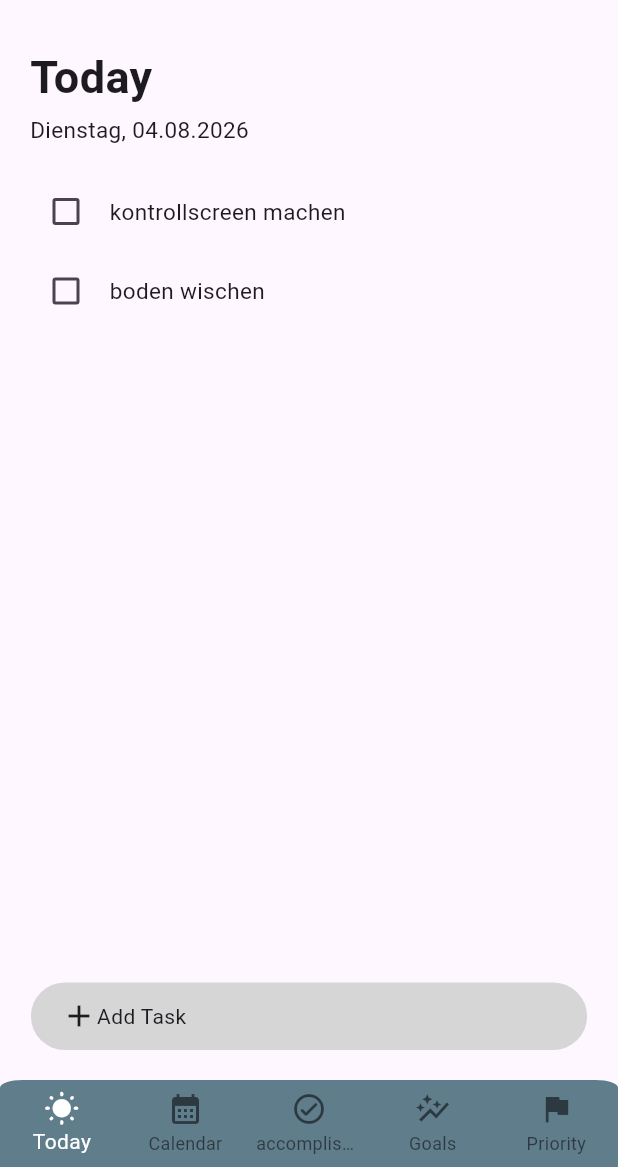
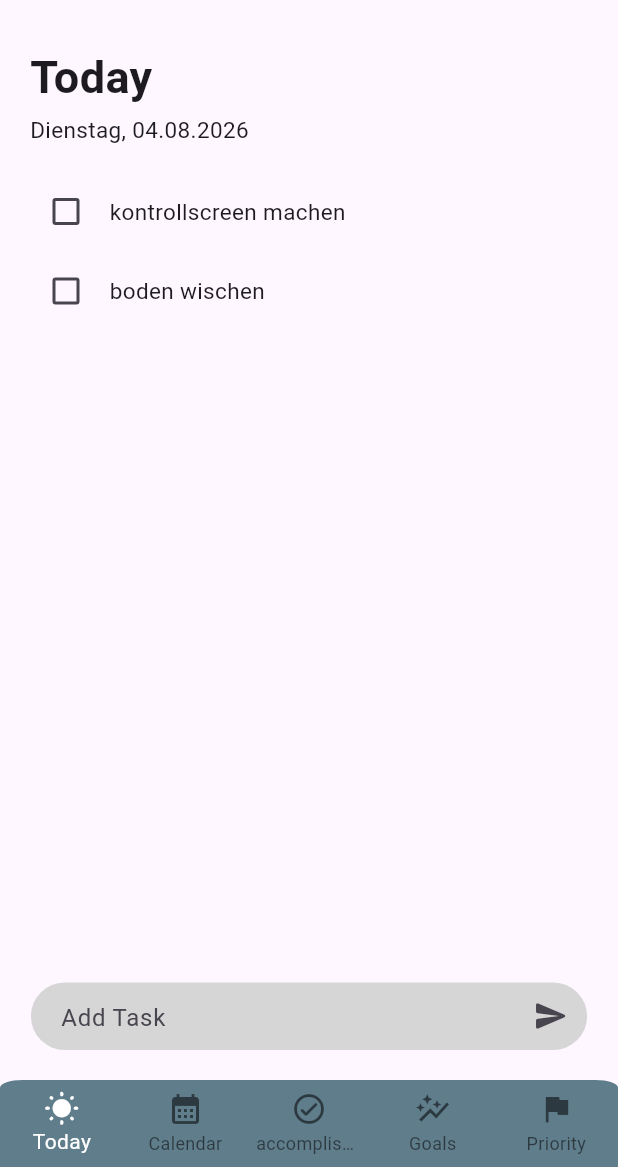
Before and after one commit to FeliciaSchmuderer/BA-ProTask, a Flutter app: the screen it shows after launch, on a phone screen of 412 x 824 dp, the part 69-1236 px from its top. Run offline on Flutter 3.47's test engine with Material 3 defaults, Android fonts, the phone set to English and light mode, and no system bars.

Commit message:
make textfield interactive

```diff
--- a/protask_app/lib/toDoList_startscreen/todo_screen.dart
+++ b/protask_app/lib/toDoList_startscreen/todo_screen.dart
@@ -10,11 +10,28 @@ class TodoScreen extends StatefulWidget {
 }
 
 class _TodoScreenState extends State<TodoScreen> {
+// makes textfield active
+  final TextEditingController _controller = TextEditingController();
   // test todos
   final List<TodoItem> todos = [
     TodoItem(title: "kontrollscreen machen"),
     TodoItem(title: "boden wischen"),
   ];
+
+// function to check if text exists. If there is text a new todo will be created, list will be updated and textfield will be deleted
+  void addTodo() {
+    if (_controller.text.trim().isEmpty) {
+      return;
+    }
+
+    setState(() {
+      todos.add(
+        TodoItem(title: _controller.text),
+      );
+
+      _controller.clear();
+    });
+  }
 
   @override
   Widget build(BuildContext context) {
@@ -76,16 +93,27 @@ class _TodoScreenState extends State<TodoScreen> {
                 borderRadius: BorderRadius.circular(25),
                 color: Colors.grey[350],
               ),
-              child: const Row(
+              child: Row(
                 children: [
-                  SizedBox(
+                  const SizedBox(
                     width: 20,
                   ),
-                  Icon(Icons.add),
-                  Text(
-                    "Add Task",
-                    style: TextStyle(fontSize: 14),
+
+                  // interactive textfield
+                  Expanded(
+                    child: TextField(
+                      controller: _controller,
+                      decoration: const InputDecoration(
+                        hintText: "Add Task",
+                        border: InputBorder.none,
+                      ),
+                      onSubmitted: (value) {
+                        addTodo();
+                      },
+                    ),
                   ),
+                  IconButton(
+                      onPressed: addTodo, icon: const Icon(Icons.send_rounded))
                 ],
               ),
             ),
```
